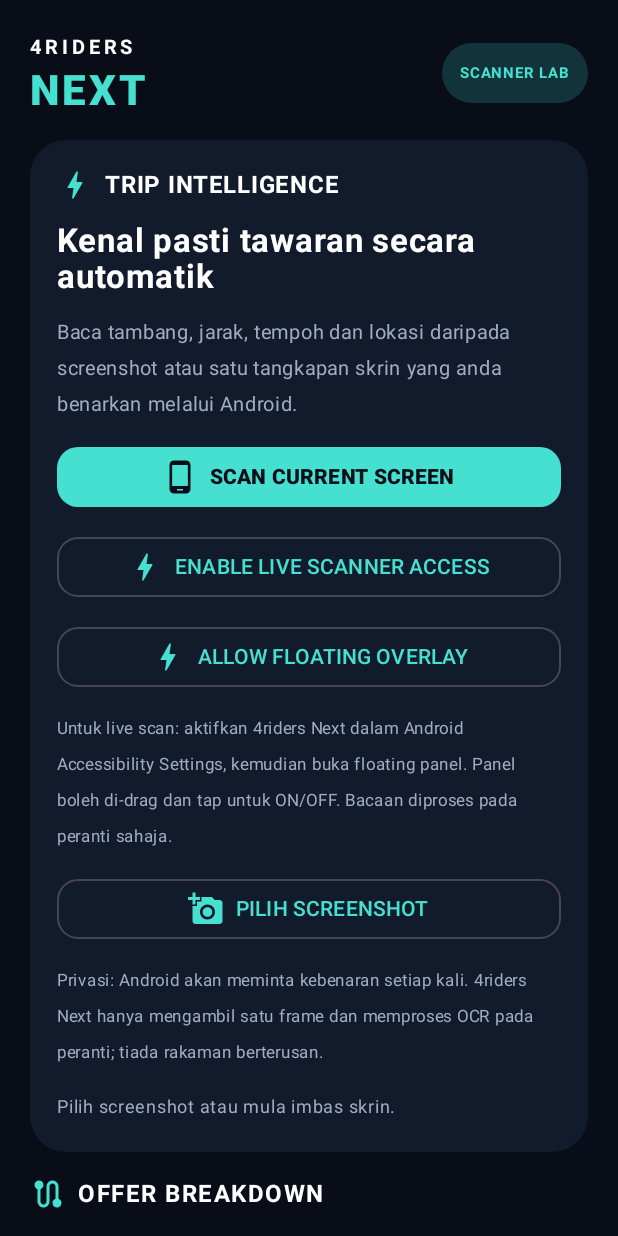
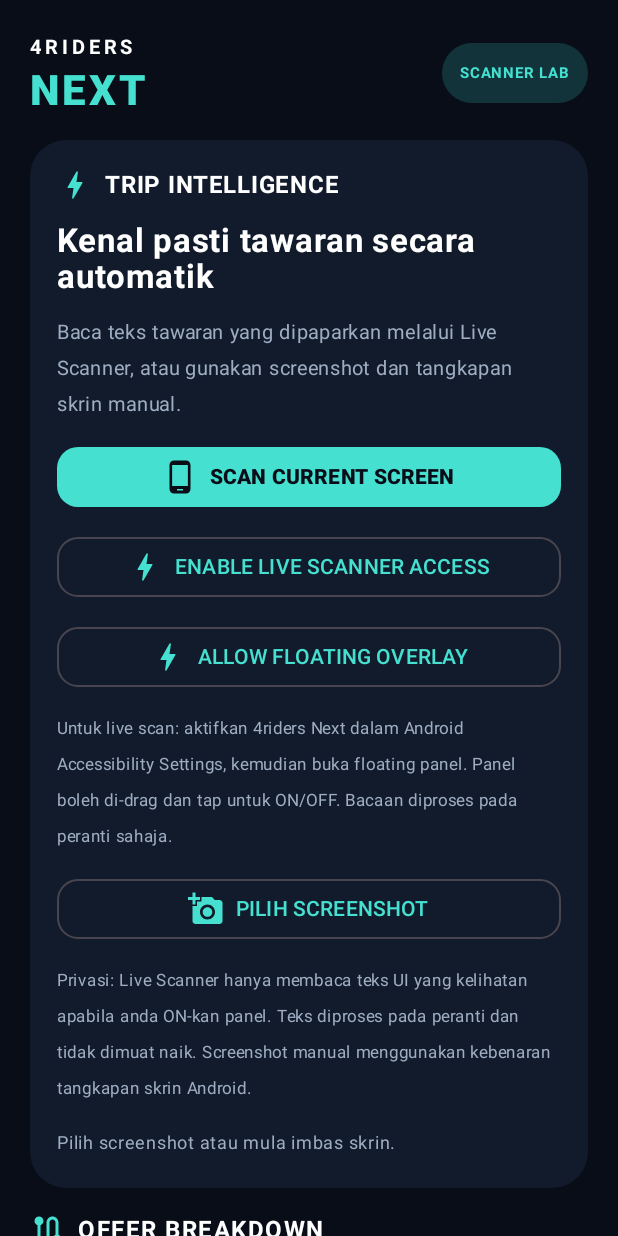
Before and after one commit to kakashinal99/4riders-Next, an Android app built with Jetpack Compose: the screen it shows after launch (MainActivity), on a phone screen of 412 x 824 dp. Run offline under Robolectric (Android 15) with nearby library versions, the phone set to English and light mode, and no system bars.

Commit message:
Clarify live scanner privacy and version label

```diff
--- a/app/build.gradle.kts
+++ b/app/build.gradle.kts
@@ -11,8 +11,8 @@ android {
         applicationId = "com.fourriders.next"
         minSdk = 24
         targetSdk = 35
-        versionCode = 6
-        versionName = "0.6.0"
+        versionCode = 7
+        versionName = "0.6.1"
     }
     buildFeatures { compose = true }
     compileOptions {
--- a/app/src/main/java/com/fourriders/next/MainActivity.kt
+++ b/app/src/main/java/com/fourriders/next/MainActivity.kt
@@ -144,7 +144,7 @@ private fun RiderHome() {
                 }
                 Text("Kenal pasti tawaran secara automatik", color = Color.White, fontSize = 22.sp, fontWeight = FontWeight.Bold)
                 Text(
-                    "Baca tambang, jarak, tempoh dan lokasi daripada screenshot atau satu tangkapan skrin yang anda benarkan melalui Android.",
+                    "Baca teks tawaran yang dipaparkan melalui Live Scanner, atau gunakan screenshot dan tangkapan skrin manual.",
                     color = Muted, fontSize = 13.sp
                 )
                 Button(
@@ -197,7 +197,7 @@ private fun RiderHome() {
                     Spacer(Modifier.width(8.dp))
                     Text("PILIH SCREENSHOT")
                 }
-                Text("Privasi: Android akan meminta kebenaran setiap kali. 4riders Next hanya mengambil satu frame dan memproses OCR pada peranti; tiada rakaman berterusan.", color = Muted, fontSize = 11.sp)
+                Text("Privasi: Live Scanner hanya membaca teks UI yang kelihatan apabila anda ON-kan panel. Teks diproses pada peranti dan tidak dimuat naik. Screenshot manual menggunakan kebenaran tangkapan skrin Android.", color = Muted, fontSize = 11.sp)
                 Text(status, color = Muted, fontSize = 12.sp)
                 if (busy) LinearProgressIndicator(Modifier.fillMaxWidth(), color = Cyan)
             }
@@ -292,7 +292,7 @@ private fun RiderHome() {
                 }
             }
         }
-        Text("4riders Next • Live scanner engine 0.6.0", color = Color(0xFF58677C), fontSize = 10.sp, modifier = Modifier.align(Alignment.CenterHorizontally))
+        Text("4riders Next • Live scanner engine 0.6.1", color = Color(0xFF58677C), fontSize = 10.sp, modifier = Modifier.align(Alignment.CenterHorizontally))
     }
 }
 
```
